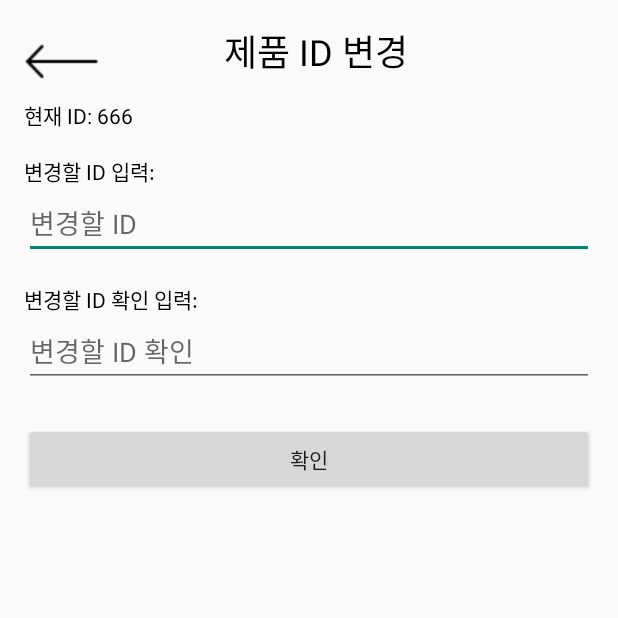
After one commit to cshrevolution/TUDoorLock, an Android app: the IDChangeActivity screen opened directly, with no data from a screen before it, on a phone screen of 412 x 824 dp, the top half of it. The commit adds this screen. Run offline under Robolectric (Android 15) with nearby library versions, the phone set to English and light mode, and no system bars.

Commit message:
tudoorlock

```diff
--- a/app/src/main/AndroidManifest.xml
+++ b/app/src/main/AndroidManifest.xml
@@ -12,6 +12,9 @@
         android:supportsRtl="true"
         android:theme="@style/Theme.TUDoorLock"
         tools:targetApi="31">
+        <activity
+            android:name=".IDChangeActivity"
+            android:exported="false" />
         <activity
             android:name=".LiveCameraActivity"
             android:exported="false" />
--- /dev/null
+++ b/app/src/main/java/com/project/tudoorlock/IDChangeActivity.kt
@@ -0,0 +1,20 @@
+package com.project.tudoorlock
+
+import android.content.Intent
+import android.os.Bundle
+import android.widget.ImageButton
+import androidx.appcompat.app.AppCompatActivity
+
+class IDChangeActivity : AppCompatActivity() {
+    override fun onCreate(savedInstanceState: Bundle?) {
+        super.onCreate(savedInstanceState)
+        setContentView(R.layout.activity_id_change) // activity_id_change.xml 로드
+        // 뒤로가기 버튼 초기화 및 클릭 이벤트 설정
+        val backButton: ImageButton = findViewById(R.id.back_button)
+        backButton.setOnClickListener {
+            val intent = Intent(this, SettingsActivity::class.java)
+            startActivity(intent)
+            finish()
+        }
+    }
+}
--- a/app/src/main/java/com/project/tudoorlock/SettingsActivity.kt
+++ b/app/src/main/java/com/project/tudoorlock/SettingsActivity.kt
@@ -17,28 +17,33 @@ class SettingsActivity : AppCompatActivity() {
         val backButton: ImageButton = findViewById(R.id.back_button)
         val passwordChangeButton: Button = findViewById(R.id.btn_product_password_change)
         val rfidCardButton: Button = findViewById(R.id.btn_rfid_card)
+        val productIdChangeButton: Button = findViewById(R.id.btn_product_id_change) // 제품 ID 변경 버튼 초기화
 
+        // RFID 카드 관리 버튼 클릭 시 RFID 화면으로 이동
         rfidCardButton.setOnClickListener {
             Toast.makeText(this@SettingsActivity, "RFID", Toast.LENGTH_SHORT).show()
             startActivity(Intent(this@SettingsActivity, RFIDActivity::class.java))
             finish()
         }
 
+        // 뒤로가기 버튼 클릭 이벤트
         backButton.setOnClickListener {
             val intent = Intent(this, MenuActivity::class.java)
             startActivity(intent)
             finish()
         }
 
-        // 비밀번호 변경 버튼 초기화 및 클릭 이벤트
-
+        // 비밀번호 변경 버튼 클릭 이벤트
         passwordChangeButton.setOnClickListener {
             val intent = Intent(this@SettingsActivity, PasswordChangeActivity::class.java)
             startActivity(intent)
             finish()
         }
-        // RFID카드 관리 버튼 클릭 시 RFID 화면으로 이동
 
-
+        // 제품 ID 변경 버튼 클릭 이벤트
+        productIdChangeButton.setOnClickListener {
+            val intent = Intent(this, IDChangeActivity::class.java) // IDChangeActivity로 이동
+            startActivity(intent)
+        }
     }
 }
--- /dev/null
+++ b/app/src/main/res/layout/activity_id_change.xml
@@ -0,0 +1,71 @@
+<LinearLayout xmlns:android="http://schemas.android.com/apk/res/android"
+    android:layout_width="match_parent"
+    android:layout_height="match_parent"
+    android:orientation="vertical"
+    android:padding="16dp">
+
+    <LinearLayout
+        android:layout_width="match_parent"
+        android:layout_height="wrap_content"
+        android:orientation="horizontal">
+
+        <ImageButton
+            android:id="@+id/back_button"
+            android:layout_width="wrap_content"
+            android:layout_height="wrap_content"
+            android:layout_marginEnd="8dp"
+            android:background="?attr/selectableItemBackground"
+            android:contentDescription="뒤로가기"
+            android:src="@drawable/ic_back" />
+
+        <TextView
+            android:layout_width="0dp"
+            android:layout_height="wrap_content"
+            android:layout_weight="1"
+            android:gravity="center"
+            android:text="제품 ID 변경        "
+            android:textColor="#000000"
+            android:textSize="24sp" />
+
+
+    </LinearLayout>
+
+    <TextView
+        android:layout_width="wrap_content"
+        android:layout_height="wrap_content"
+        android:text="현재 ID: 666"
+        android:textColor="#000000"/>
+
+    <TextView
+        android:layout_width="wrap_content"
+        android:layout_height="wrap_content"
+        android:text="변경할 ID 입력:"
+        android:textColor="#000000"
+        android:layout_marginTop="16dp"/>
+
+    <EditText
+        android:id="@+id/new_id_input"
+        android:layout_width="match_parent"
+        android:layout_height="wrap_content"
+        android:hint="변경할 ID" />
+
+    <TextView
+        android:layout_width="wrap_content"
+        android:layout_height="wrap_content"
+        android:text="변경할 ID 확인 입력:"
+        android:textColor="#000000"
+        android:layout_marginTop="16dp"/>
+
+    <EditText
+        android:id="@+id/confirm_new_id_input"
+        android:layout_width="match_parent"
+        android:layout_height="wrap_content"
+        android:hint="변경할 ID 확인" />
+
+    <Button
+        android:id="@+id/confirm_button"
+        android:layout_width="match_parent"
+        android:layout_height="wrap_content"
+        android:text="확인"
+        android:layout_marginTop="24dp"/>
+</LinearLayout>
```
